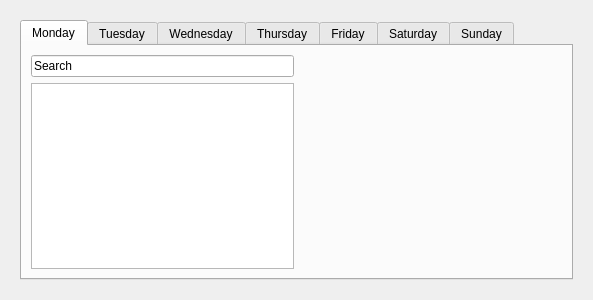
drewdemarest/Assignment-Check, file masterroutewidget.ui: the form before one commit.
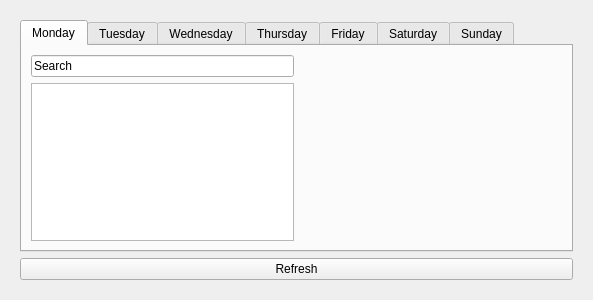
The form after the commit. The open tabs and pages were chosen to show the change.

Commit message:
Can refresh masterroutewidget : can also search all days!
Note to self: if it ever seems appealing to do seven separate objects for days of the week - don't. Instead use enums and vectors so keep from tearing out your hair.

I also added proper destructors.

oauthnetcode now has an abort slot which can shut down the class.

```diff
--- a/masterroutewidget.ui
+++ b/masterroutewidget.ui
@@ -205,6 +205,13 @@
          </widget>
         </widget>
        </item>
+       <item row="1" column="0">
+        <widget class="QPushButton" name="refreshMRSButton">
+         <property name="text">
+          <string>Refresh</string>
+         </property>
+        </widget>
+       </item>
       </layout>
       <zorder>tabWidget</zorder>
       <zorder>mondayMRSView</zorder>
```
Left out of the diff: 4 changed lines with no effect on the pictures. The commit also changes 7 other files.
